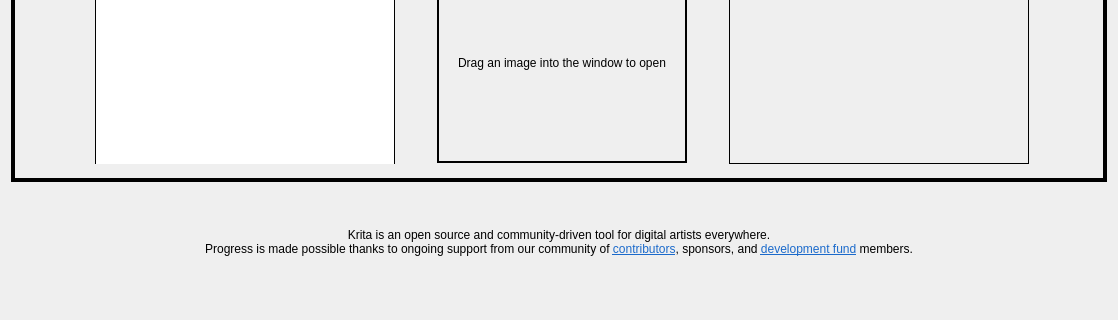
The window that libs/ui/forms/KisWelcomePage.ui (KDE/krita) describes before a commit, drawn with Qt 5; both pictures show x 0 to 1118 and y 418 to 738 of the 1118 by 738 pixel window.
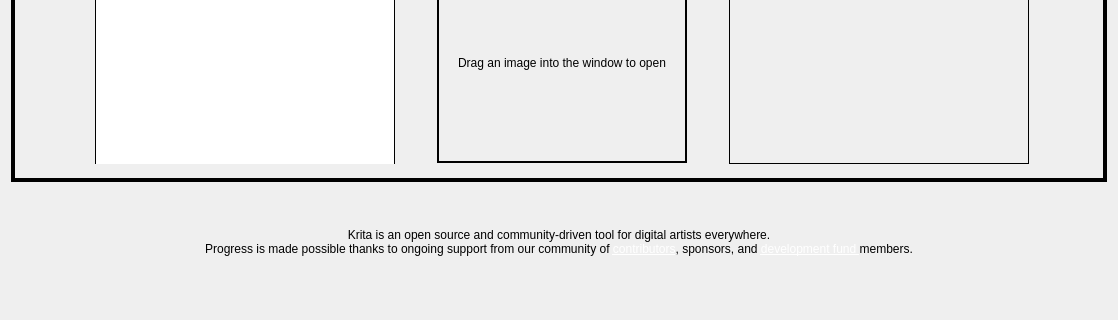
The same window after the commit. Custom widgets are drawn as their Qt base class.

Commit message: Welcome Screen: Made the links white.

The edit to the form file:
```diff
--- a/libs/ui/forms/KisWelcomePage.ui
+++ b/libs/ui/forms/KisWelcomePage.ui
@@ -1831,7 +1831,7 @@
    <item>
     <widget class="QLabel" name="label">
      <property name="text">
-      <string>&lt;html&gt;&lt;head/&gt;&lt;body&gt;&lt;p&gt;Krita is an open source and community-driven tool for digital artists everywhere.&lt;br/&gt;Progress is made possible thanks to ongoing support from our community of &lt;a href=&quot;https://docs.krita.org/en/contributors_manual.html&quot;&gt;&lt;span style=&quot; text-decoration: underline; color:#1b6acb;&quot;&gt;contributors&lt;/span&gt;&lt;/a&gt;, sponsors, and &lt;a href=&quot;https://fund.krita.org/&quot;&gt;&lt;span style=&quot; text-decoration: underline; color:#1b6acb;&quot;&gt;development fund&lt;/span&gt;&lt;/a&gt; members.&lt;/p&gt;&lt;/body&gt;&lt;/html&gt;</string>
+      <string>&lt;html&gt;&lt;head/&gt;&lt;body&gt;&lt;p&gt;Krita is an open source and community-driven tool for digital artists everywhere.&lt;br/&gt;Progress is made possible thanks to ongoing support from our community of &lt;a href=&quot;https://docs.krita.org/en/contributors_manual.html&quot;&gt;&lt;span style=&quot; text-decoration: underline; color:#FFFFFF;&quot;&gt;contributors&lt;/span&gt;&lt;/a&gt;, sponsors, and &lt;a href=&quot;https://fund.krita.org/&quot;&gt;&lt;span style=&quot; text-decoration: underline; color:#FFFFFF;&quot;&gt;development fund &lt;/span&gt;&lt;/a&gt;members.&lt;/p&gt;&lt;/body&gt;&lt;/html&gt;</string>
      </property>
      <property name="alignment">
       <set>Qt::AlignCenter</set>
```
